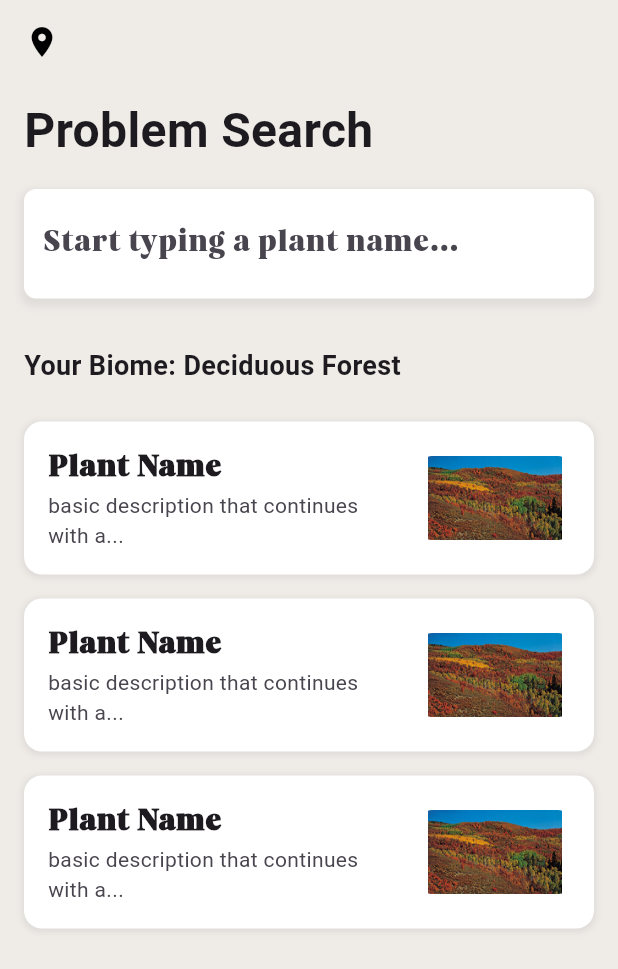
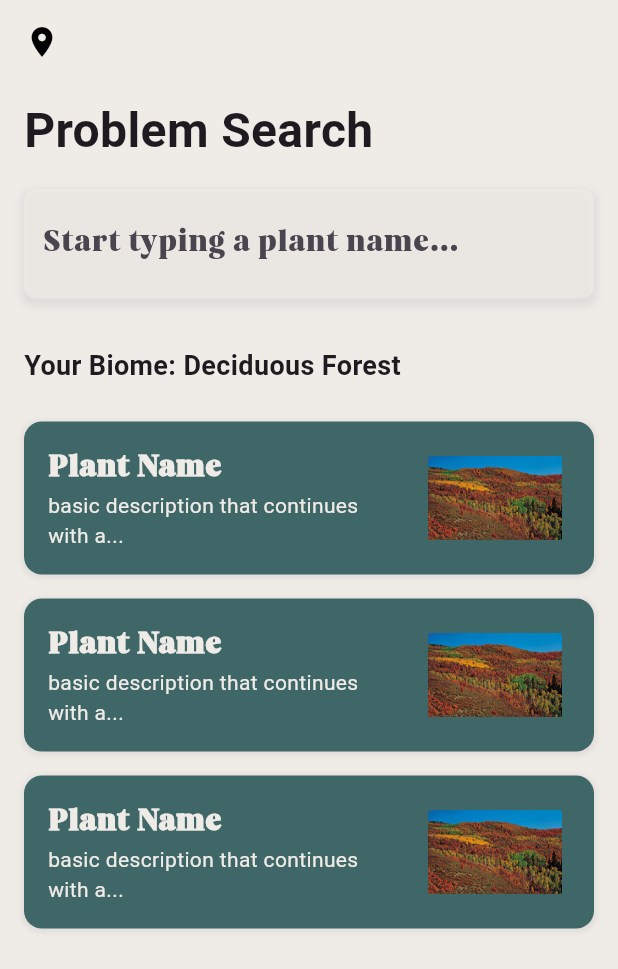
Before and after one commit to honeyzuzu/Indigena, a Flutter app: the PlantSearchScreen screen opened directly, on a phone screen of 412 x 824 dp. Shown: the top 969 px of the screen. Run offline on Flutter 3.47's test engine with Material 3 defaults, Android fonts, the phone set to English and light mode, and no system bars; our stand-ins replace carousel_slider.

Commit message:
Fixed colors

```diff
--- a/indigena/lib/problemSearch.dart
+++ b/indigena/lib/problemSearch.dart
@@ -29,7 +29,7 @@ class PlantSearchScreen extends StatelessWidget {
       resizeToAvoidBottomInset: false,
       appBar: AppBar(
         elevation: 0,
-        backgroundColor: Colors.transparent,
+        backgroundColor: const Color(0xffefebe7).withOpacity(0.7),
         leading: IconButton(
           icon: Icon(Icons.location_on, color: Colors.black),
           onPressed: () {
@@ -55,7 +55,7 @@ class PlantSearchScreen extends StatelessWidget {
               padding: EdgeInsets.all(16.0),
               child: Container(
                 decoration: BoxDecoration(
-                  color: Colors.white,
+                  color: const Color(0xffefebe7).withOpacity(0.7),
                   borderRadius: BorderRadius.circular(8.0),
                   boxShadow: [
                     BoxShadow(
@@ -106,7 +106,7 @@ class PlantInfoCard extends StatelessWidget {
     return Container(
       margin: EdgeInsets.symmetric(vertical: 8.0, horizontal: 16.0),
       decoration: BoxDecoration(
-        color: Colors.white,
+        color: const Color(0xff406767),
         borderRadius: BorderRadius.circular(12.0),
         boxShadow: [
           BoxShadow(
@@ -119,8 +119,8 @@ class PlantInfoCard extends StatelessWidget {
       ),
       child: ListTile(
         contentPadding: EdgeInsets.symmetric(vertical: 8.0, horizontal: 16.0),
-        title: Text('Plant Name', style: TextStyle(fontWeight: FontWeight.bold)),
-        subtitle: Text('basic description that continues with a...'),
+        title: Text('Plant Name', style: TextStyle(fontWeight: FontWeight.bold, color:  const Color(0xffefebe7))),
+        subtitle: Text('basic description that continues with a...', style: TextStyle(color:  const Color(0xffefebe7))),
         trailing: ClipRRect(
           borderRadius: BorderRadius.circular(8.0),
           child: Image.asset('assets/images/temperatedeciduousforest1.png', width: 100), // Use your own image path
```
